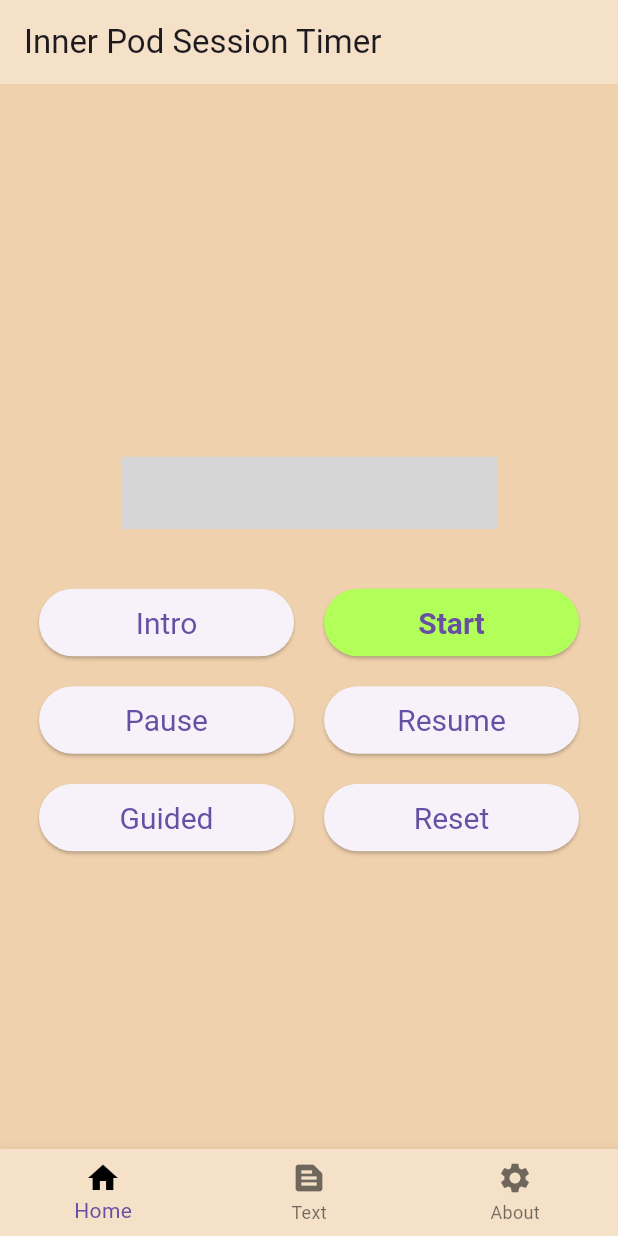
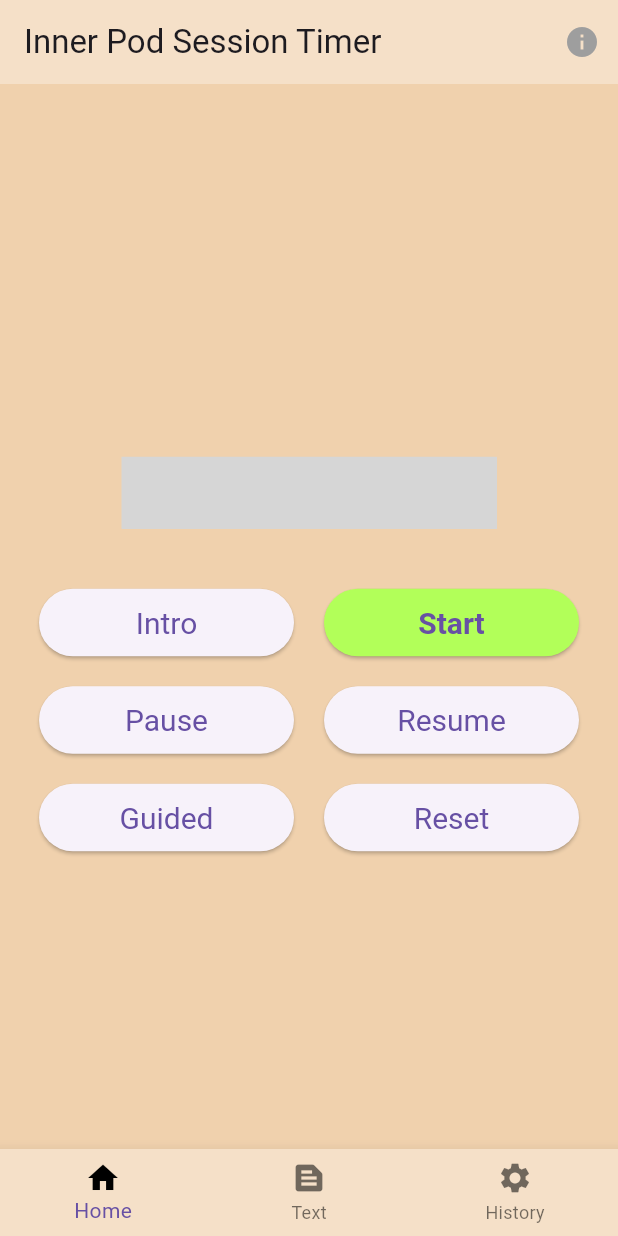
Before and after one commit to gjwgit/innerpod, a Flutter app: the screen it shows after launch, on a phone screen of 412 x 824 dp. Run offline on Flutter 3.47's test engine with Material 3 defaults, Android fonts, the phone set to English and light mode, and no system bars; our stand-ins replace audioplayers, wakelock_plus; missing offline and left inert: neon_circular_timer; grey boxes are pictures that could not be loaded.

Commit message:
Move about to info button in the app bar.

```diff
--- a/lib/main.dart
+++ b/lib/main.dart
@@ -1,6 +1,6 @@
 /// Main program for the inner pod session timing and logging.
 //
-// Time-stamp: <Sunday 2024-02-04 11:05:57 +1100 Graham Williams>
+// Time-stamp: <Sunday 2024-02-04 11:18:02 +1100 Graham Williams>
 //
 /// Copyright (C) 2024, Togaware Pty Ltd
 ///
@@ -65,8 +65,6 @@ class _InnerPodScaffoldState extends State<_InnerPodScaffold> {
   // Construct the Scaffold as the main window to display after logging in to
   // the Solid Pod.
 
-  int _selectedIndex = 0;
-
   // This widget is the root of the application.
 
   @override
@@ -77,6 +75,41 @@ class _InnerPodScaffoldState extends State<_InnerPodScaffold> {
         title: const Text('Inner Pod Session Timer'),
         backgroundColor: border,
 //        foregroundColor: Colors.black,
+        actions: [
+          // RUN
+
+          IconButton(
+            key: const Key('run_button'),
+            icon: const Icon(
+              //Icons.directions_run,
+              Icons.info,
+              color: Colors.grey,
+            ),
+            onPressed: () {
+              showAboutDialog(
+                context: context,
+                applicationName: 'Inner Pod',
+                applicationVersion: '0.0.0',
+                applicationIcon:
+                    const ImageIcon(AssetImage('assets/images/inner_icon.png')),
+                children: [
+                  const SelectableText('A session timer with logging.\n\n'
+                      'Inner Pod is an app for timing sessions and storing'
+                      ' sessions to your Pod. A session can be anything though'
+                      ' the app is commonly used for contemplative'
+                      ' meditation.\n\n'
+                      'The app is written in Flutter and the open source code'
+                      ' is available from github at'
+                      ' https://github.com/gjwgit/innerpod.'
+                      ' You can try it out online at'
+                      ' https://innerpod.solidcommunity.au.\n\n'
+                      ' This app is written by Graham Williams.'),
+                ],
+              );
+            },
+            tooltip: 'Popup a window about the app.',
+          ),
+        ],
       ),
       body: Center(
         child: Timer(),
@@ -94,37 +127,9 @@ class _InnerPodScaffoldState extends State<_InnerPodScaffold> {
           ),
           BottomNavigationBarItem(
             icon: Icon(Icons.settings),
-            label: 'About',
+            label: 'History',
           ),
         ],
-        currentIndex: _selectedIndex,
-        onTap: (index) {
-          setState(() {
-            _selectedIndex = index;
-          });
-          if (index == 3) {
-            showAboutDialog(
-              context: context,
-              applicationName: 'Inner Pod',
-              applicationVersion: '0.0.0',
-              applicationIcon:
-                  ImageIcon(AssetImage('assets/images/inner_icon.png')),
-              children: [
-                const SelectableText('A session timer with logging.\n\n'
-                    'Inner Pod is an app for timing sessions and storing'
-                    ' sessions to your Pod. A session can be anything though'
-                    ' the app is commonly used for contemplative'
-                    ' meditation.\n\n'
-                    'The app is written in Flutter and the open source code'
-                    ' is available from github at'
-                    ' https://github.com/gjwgit/innerpod.'
-                    ' You can try it out online at'
-                    ' https://innerpod.solidcommunity.au.\n\n'
-                    ' This app is written by Graham Williams.'),
-              ],
-            );
-          }
-        },
       ),
     );
   }
```
